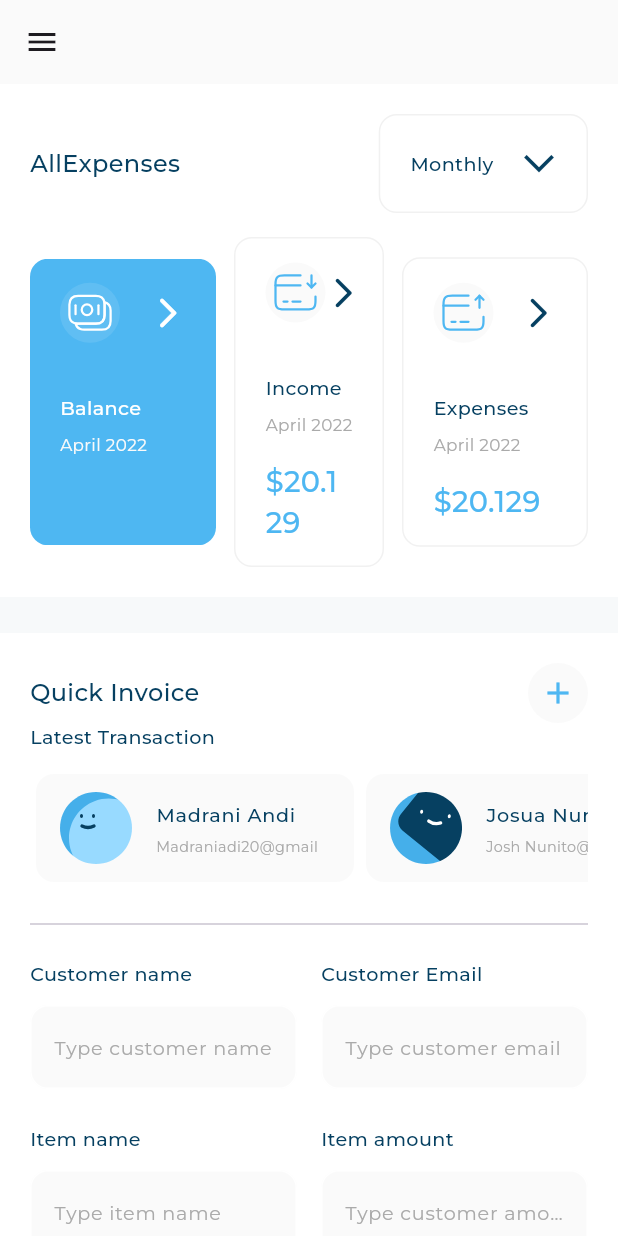
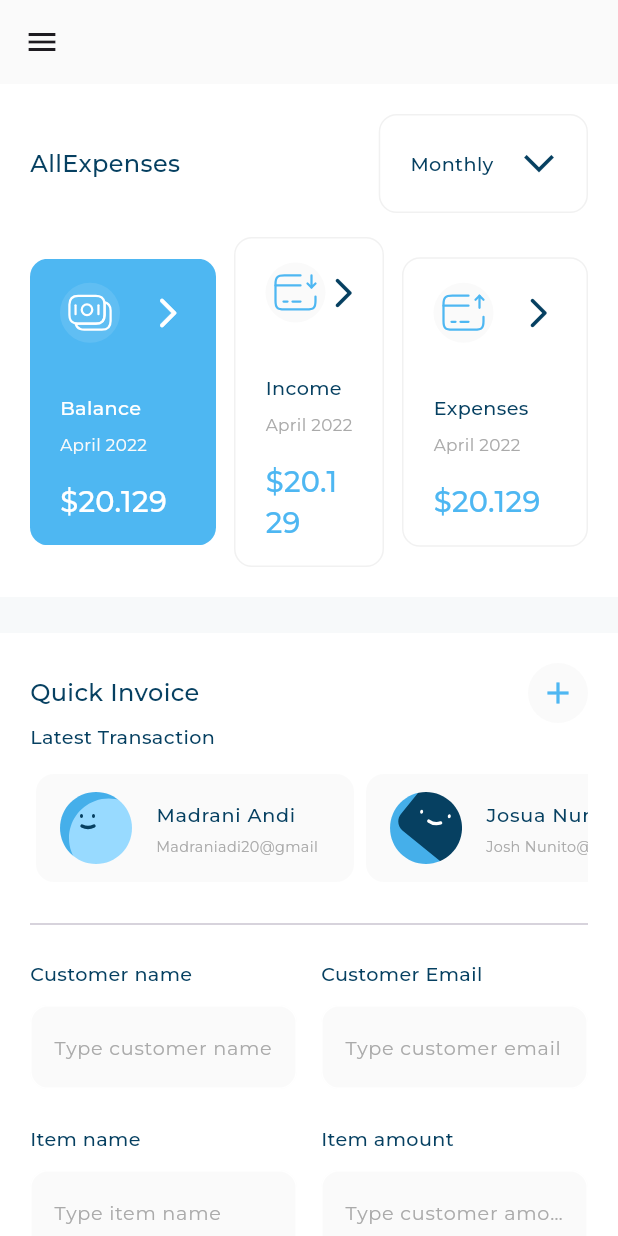
Before and after one commit to mano299/responsive_dash_board, a Flutter app: the screen it shows after launch, on a phone screen of 412 x 824 dp. Run offline on Flutter 3.47's test engine with Material 3 defaults, Android fonts, the phone set to English and light mode, and no system bars; our stand-ins replace expandable_page_view, fl_chart, flutter_svg.

```diff
--- a/lib/utils/app_styles.dart
+++ b/lib/utils/app_styles.dart
@@ -68,7 +68,7 @@ abstract class AppStyles {
 
   static TextStyle styleSemiBold24(BuildContext context) {
     return TextStyle(
-      color: const Color(0xFF4EB7F2),
+      color: Colors.white,
       fontSize: getResponsiveFontSize(context, fontSize: 24),
       fontFamily: 'Montserrat',
       fontWeight: FontWeight.w600,
--- a/lib/utils/size_config.dart
+++ b/lib/utils/size_config.dart
@@ -1,4 +1,4 @@
 class SizeConfig {
-  static const double desktop = 1200;
+  static const double desktop = 1460;
   static const double tablet = 800;
 }
--- a/lib/widgets/income_section.dart
+++ b/lib/widgets/income_section.dart
@@ -12,6 +12,7 @@ class IncomeSection extends StatelessWidget {
 
   @override
   Widget build(BuildContext context) {
+    // log("${MediaQuery.sizeOf(context).width}");
     return CustomBackgroudContainer(
       child: Column(
         children: [
--- a/lib/widgets/my_card.dart
+++ b/lib/widgets/my_card.dart
@@ -24,11 +24,11 @@ class MyCard extends StatelessWidget {
           crossAxisAlignment: CrossAxisAlignment.end,
           children: [
             ListTile(
-              contentPadding:
-                  EdgeInsets.only(right: 32, top: 16, left: 31),
+              contentPadding: EdgeInsets.only(right: 32, top: 16, left: 31),
               title: Text(
                 'Name card',
-                style: AppStyles.styleRegular16(context).copyWith(color: Colors.white),
+                style: AppStyles.styleRegular16(context)
+                    .copyWith(color: Colors.white),
               ),
               subtitle: Text(
                 'Syah Bandi',
@@ -49,12 +49,13 @@ class MyCard extends StatelessWidget {
                   SizedBox(height: 12),
                   Text(
                     '12/20 - 124',
-                    style:
-                        AppStyles.styleRegular16(context).copyWith(color: Colors.white),
+                    style: AppStyles.styleRegular16(context)
+                        .copyWith(color: Colors.white),
                   ),
                 ],
               ),
-            )
+            ),
+            Flexible(child: SizedBox(height: 54 - 28)),
           ],
         ),
       ),
```
